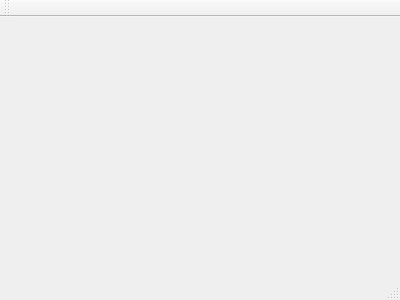
Qt form Kraken/kraken.ui (ivanlinux17/kraken) before a commit.
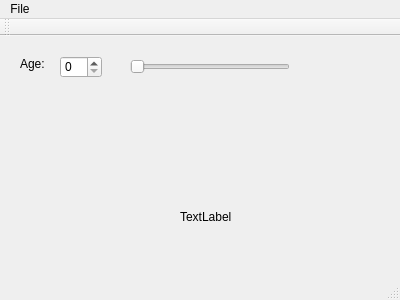
The same form after that commit.

```diff
--- a/Kraken/kraken.ui
+++ b/Kraken/kraken.ui
@@ -12,13 +12,90 @@
   <property name="windowTitle" >
    <string>Kraken</string>
   </property>
-  <widget class="QMenuBar" name="menuBar" />
-  <widget class="QToolBar" name="mainToolBar" />
-  <widget class="QWidget" name="centralWidget" />
-  <widget class="QStatusBar" name="statusBar" />
+  <widget class="QWidget" name="centralWidget">
+   <widget class="QLabel" name="label">
+    <property name="geometry">
+     <rect>
+      <x>20</x>
+      <y>20</y>
+      <width>31</width>
+      <height>16</height>
+     </rect>
+    </property>
+    <property name="text">
+     <string>Age:</string>
+    </property>
+   </widget>
+   <widget class="QSpinBox" name="ageSpin">
+    <property name="geometry">
+     <rect>
+      <x>60</x>
+      <y>20</y>
+      <width>42</width>
+      <height>22</height>
+     </rect>
+    </property>
+   </widget>
+   <widget class="QSlider" name="ageSlider">
+    <property name="geometry">
+     <rect>
+      <x>130</x>
+      <y>20</y>
+      <width>160</width>
+      <height>22</height>
+     </rect>
+    </property>
+    <property name="orientation">
+     <enum>Qt::Horizontal</enum>
+    </property>
+   </widget>
+   <widget class="QLabel" name="pictureLabel">
+    <property name="geometry">
+     <rect>
+      <x>180</x>
+      <y>120</y>
+      <width>211</width>
+      <height>121</height>
+     </rect>
+    </property>
+    <property name="text">
+     <string>TextLabel</string>
+    </property>
+   </widget>
+  </widget>
+  <widget class="QMenuBar" name="menuBar">
+   <property name="geometry">
+    <rect>
+     <x>0</x>
+     <y>0</y>
+     <width>400</width>
+     <height>21</height>
+    </rect>
+   </property>
+   <widget class="QMenu" name="menuFile">
+    <property name="title">
+     <string>File</string>
+    </property>
+    <addaction name="actionExit"/>
+   </widget>
+   <addaction name="menuFile"/>
+  </widget>
+  <widget class="QToolBar" name="mainToolBar">
+   <attribute name="toolBarArea">
+    <enum>TopToolBarArea</enum>
+   </attribute>
+   <attribute name="toolBarBreak">
+    <bool>false</bool>
+   </attribute>
+  </widget>
+  <widget class="QStatusBar" name="statusBar"/>
+  <action name="actionExit">
+   <property name="text">
+    <string>Exit</string>
+   </property>
+  </action>
  </widget>
- <layoutDefault spacing="6" margin="11" />
- <pixmapfunction></pixmapfunction>
+ <layoutdefault spacing="6" margin="11"/>
  <resources/>
  <connections/>
 </ui>
```
Left out of the diff: 7 changed lines with no effect on the pictures.
